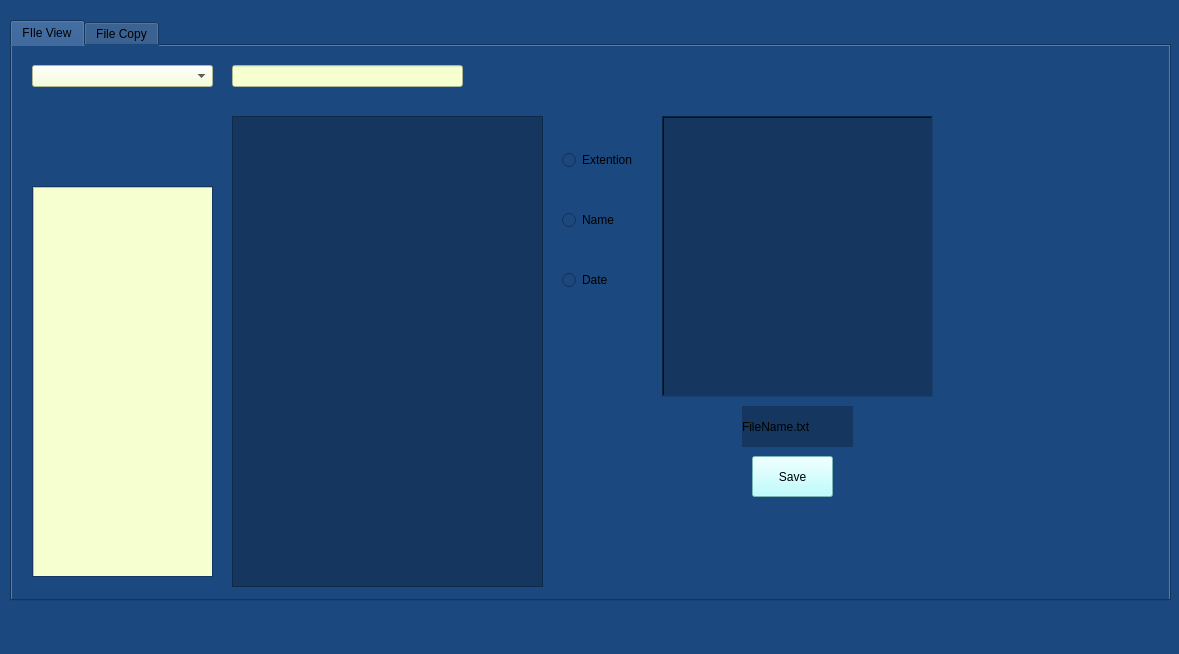
Above: exFile.ui from BishiBachi/ExFile before the change. Below: the same form after it.
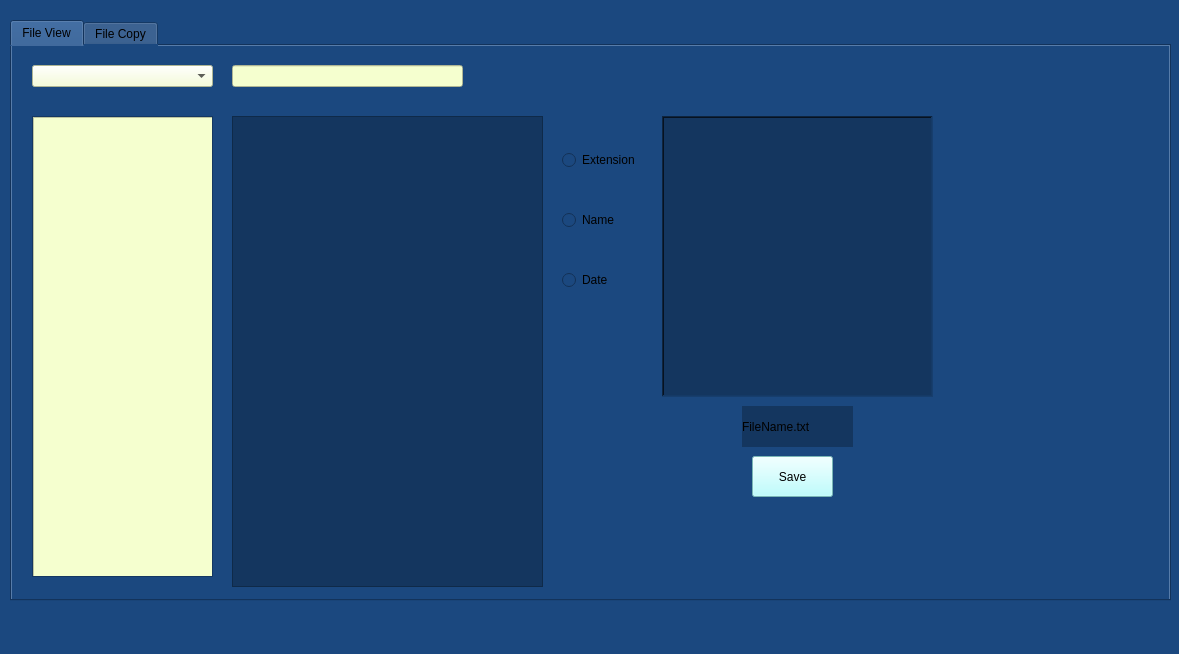
That is the form after the change.

Commit message: - Properly implemented the UI display. Allowing for easier coding of UI elements - Programed file display

Diff of the .ui file:
```diff
--- a/exFile.ui
+++ b/exFile.ui
@@ -32,7 +32,7 @@
     </property>
     <widget class="QWidget" name="tab">
      <attribute name="title">
-      <string>FIle View</string>
+      <string>File View</string>
      </attribute>
      <widget class="QWidget" name="verticalLayoutWidget_5">
       <property name="geometry">
@@ -76,9 +76,9 @@
       <property name="geometry">
        <rect>
         <x>20</x>
-        <y>140</y>
+        <y>70</y>
         <width>181</width>
-        <height>391</height>
+        <height>461</height>
        </rect>
       </property>
       <layout class="QHBoxLayout" name="fileLayout_3">
@@ -93,7 +93,7 @@
             <x>0</x>
             <y>0</y>
             <width>177</width>
-            <height>387</height>
+            <height>457</height>
            </rect>
           </property>
           <widget class="QTreeView" name="fileTreeView">
@@ -185,7 +185,7 @@
        <rect>
         <x>550</x>
         <y>70</y>
-        <width>71</width>
+        <width>72</width>
         <height>211</height>
        </rect>
       </property>
@@ -193,7 +193,7 @@
        <item>
         <widget class="QRadioButton" name="extFilterButton_2">
          <property name="text">
-          <string>Extention</string>
+          <string>Extension</string>
          </property>
         </widget>
        </item>
```
Left out of the diff: 10 changed lines with no effect on the pictures. The commit also changes 1 other file.
